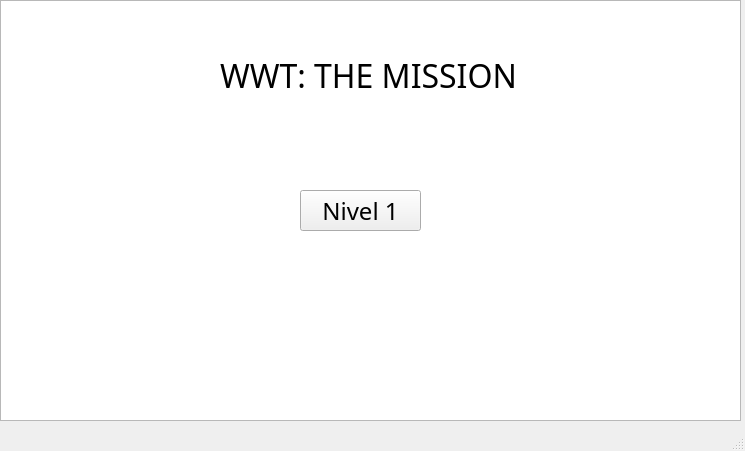
Before: the Qt Designer form Codigo/Final/mainwindow.ui in juanpablor69/Final.Info2, drawn with Qt 5.
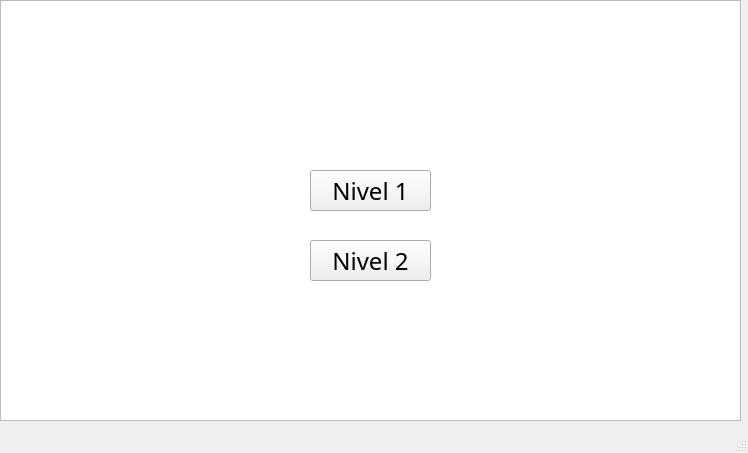
After: the same form once the commit is applied.

Patch:
```diff
--- a/Codigo/Final/mainwindow.ui
+++ b/Codigo/Final/mainwindow.ui
@@ -6,8 +6,8 @@
    <rect>
     <x>0</x>
     <y>0</y>
-    <width>745</width>
-    <height>451</height>
+    <width>748</width>
+    <height>453</height>
    </rect>
   </property>
   <property name="windowTitle">
@@ -27,8 +27,8 @@
    <widget class="QPushButton" name="nivel1">
     <property name="geometry">
      <rect>
-      <x>300</x>
-      <y>190</y>
+      <x>310</x>
+      <y>170</y>
       <width>121</width>
       <height>41</height>
      </rect>
@@ -52,6 +52,448 @@
       <height>71</height>
      </rect>
     </property>
+    <property name="palette">
+     <palette>
+      <active>
+       <colorrole role="WindowText">
+        <brush brushstyle="SolidPattern">
+         <color alpha="255">
+          <red>255</red>
+          <green>255</green>
+          <blue>255</blue>
+         </color>
+        </brush>
+       </colorrole>
+       <colorrole role="Button">
+        <brush brushstyle="SolidPattern">
+         <color alpha="255">
+          <red>0</red>
+          <green>0</green>
+          <blue>0</blue>
+         </color>
+        </brush>
+       </colorrole>
+       <colorrole role="Light">
+        <brush brushstyle="SolidPattern">
+         <color alpha="255">
+          <red>255</red>
+          <green>255</green>
+          <blue>255</blue>
+         </color>
+        </brush>
+       </colorrole>
+       <colorrole role="Midlight">
+        <brush brushstyle="SolidPattern">
+         <color alpha="255">
+          <red>255</red>
+          <green>255</green>
+          <blue>255</blue>
+         </color>
+        </brush>
+       </colorrole>
+       <colorrole role="Dark">
+        <brush brushstyle="SolidPattern">
+         <color alpha="255">
+          <red>127</red>
+          <green>127</green>
+          <blue>127</blue>
+         </color>
+        </brush>
+       </colorrole>
+       <colorrole role="Mid">
+        <brush brushstyle="SolidPattern">
+         <color alpha="255">
+          <red>170</red>
+          <green>170</green>
+          <blue>170</blue>
+         </color>
+        </brush>
+       </colorrole>
+       <colorrole role="Text">
+        <brush brushstyle="SolidPattern">
+         <color alpha="255">
+          <red>0</red>
+          <green>0</green>
+          <blue>0</blue>
+         </color>
+        </brush>
+       </colorrole>
+       <colorrole role="BrightText">
+        <brush brushstyle="SolidPattern">
+         <color alpha="255">
+          <red>255</red>
+          <green>255</green>
+          <blue>255</blue>
+         </color>
+        </brush>
+       </colorrole>
+       <colorrole role="ButtonText">
+        <brush brushstyle="SolidPattern">
+         <color alpha="255">
+          <red>0</red>
+          <green>0</green>
+          <blue>0</blue>
+         </color>
+        </brush>
+       </colorrole>
+       <colorrole role="Base">
+        <brush brushstyle="SolidPattern">
+         <color alpha="255">
+          <red>255</red>
+          <green>255</green>
+          <blue>255</blue>
+         </color>
+        </brush>
+       </colorrole>
+       <colorrole role="Window">
+        <brush brushstyle="SolidPattern">
+         <color alpha="255">
+          <red>255</red>
+          <green>255</green>
+          <blue>255</blue>
+         </color>
+        </brush>
+       </colorrole>
+       <colorrole role="Shadow">
+        <brush brushstyle="SolidPattern">
+         <color alpha="255">
+          <red>0</red>
+          <green>0</green>
+          <blue>0</blue>
+         </color>
+        </brush>
+       </colorrole>
+       <colorrole role="AlternateBase">
+        <brush brushstyle="SolidPattern">
+         <color alpha="255">
+          <red>255</red>
+          <green>255</green>
+          <blue>255</blue>
+         </color>
+        </brush>
+       </colorrole>
+       <colorrole role="ToolTipBase">
+        <brush brushstyle="SolidPattern">
+         <color alpha="255">
+          <red>255</red>
+          <green>255</green>
+          <blue>220</blue>
+         </color>
+        </brush>
+       </colorrole>
+       <colorrole role="ToolTipText">
+        <brush brushstyle="SolidPattern">
+         <color alpha="255">
+          <red>0</red>
+          <green>0</green>
+          <blue>0</blue>
+         </color>
+        </brush>
+       </colorrole>
+       <colorrole role="PlaceholderText">
+        <brush brushstyle="SolidPattern">
+         <color alpha="128">
+          <red>0</red>
+          <green>0</green>
+          <blue>0</blue>
+         </color>
+        </brush>
+       </colorrole>
+      </active>
+      <inactive>
+       <colorrole role="WindowText">
+        <brush brushstyle="SolidPattern">
+         <color alpha="255">
+          <red>255</red>
+          <green>255</green>
+          <blue>255</blue>
+         </color>
+        </brush>
+       </colorrole>
+       <colorrole role="Button">
+        <brush brushstyle="SolidPattern">
+         <color alpha="255">
+          <red>0</red>
+          <green>0</green>
+          <blue>0</blue>
+         </color>
+        </brush>
+       </colorrole>
+       <colorrole role="Light">
+        <brush brushstyle="SolidPattern">
+         <color alpha="255">
+          <red>255</red>
+          <green>255</green>
+          <blue>255</blue>
+         </color>
+        </brush>
+       </colorrole>
+       <colorrole role="Midlight">
+        <brush brushstyle="SolidPattern">
+         <color alpha="255">
+          <red>255</red>
+          <green>255</green>
+          <blue>255</blue>
+         </color>
+        </brush>
+       </colorrole>
+       <colorrole role="Dark">
+        <brush brushstyle="SolidPattern">
+         <color alpha="255">
+          <red>127</red>
+          <green>127</green>
+          <blue>127</blue>
+         </color>
+        </brush>
+       </colorrole>
+       <colorrole role="Mid">
+        <brush brushstyle="SolidPattern">
+         <color alpha="255">
+          <red>170</red>
+          <green>170</green>
+          <blue>170</blue>
+         </color>
+        </brush>
+       </colorrole>
+       <colorrole role="Text">
+        <brush brushstyle="SolidPattern">
+         <color alpha="255">
+          <red>0</red>
+          <green>0</green>
+          <blue>0</blue>
+         </color>
+        </brush>
+       </colorrole>
+       <colorrole role="BrightText">
+        <brush brushstyle="SolidPattern">
+         <color alpha="255">
+          <red>255</red>
+          <green>255</green>
+          <blue>255</blue>
+         </color>
+        </brush>
+       </colorrole>
+       <colorrole role="ButtonText">
+        <brush brushstyle="SolidPattern">
+         <color alpha="255">
+          <red>0</red>
+          <green>0</green>
+          <blue>0</blue>
+         </color>
+        </brush>
+       </colorrole>
+       <colorrole role="Base">
+        <brush brushstyle="SolidPattern">
+         <color alpha="255">
+          <red>255</red>
+          <green>255</green>
+          <blue>255</blue>
+         </color>
+        </brush>
+       </colorrole>
+       <colorrole role="Window">
+        <brush brushstyle="SolidPattern">
+         <color alpha="255">
+          <red>255</red>
+          <green>255</green>
+          <blue>255</blue>
+         </color>
+        </brush>
+       </colorrole>
+       <colorrole role="Shadow">
+        <brush brushstyle="SolidPattern">
+         <color alpha="255">
+          <red>0</red>
+          <green>0</green>
+          <blue>0</blue>
+         </color>
+        </brush>
+       </colorrole>
+       <colorrole role="AlternateBase">
+        <brush brushstyle="SolidPattern">
+         <color alpha="255">
+          <red>255</red>
+          <green>255</green>
+          <blue>255</blue>
+         </color>
+        </brush>
+       </colorrole>
+       <colorrole role="ToolTipBase">
+        <brush brushstyle="SolidPattern">
+         <color alpha="255">
+          <red>255</red>
+          <green>255</green>
+          <blue>220</blue>
+         </color>
+        </brush>
+       </colorrole>
+       <colorrole role="ToolTipText">
+        <brush brushstyle="SolidPattern">
+         <color alpha="255">
+          <red>0</red>
+          <green>0</green>
+          <blue>0</blue>
+         </color>
+        </brush>
+       </colorrole>
+       <colorrole role="PlaceholderText">
+        <brush brushstyle="SolidPattern">
+         <color alpha="128">
+          <red>0</red>
+          <green>0</green>
+          <blue>0</blue>
+         </color>
+        </brush>
+       </colorrole>
+      </inactive>
+      <disabled>
+       <colorrole role="WindowText">
+        <brush brushstyle="SolidPattern">
+         <color alpha="255">
+          <red>127</red>
+          <green>127</green>
+          <blue>127</blue>
+         </color>
+        </brush>
+       </colorrole>
+       <colorrole role="Button">
+        <brush brushstyle="SolidPattern">
+         <color alpha="255">
+          <red>0</red>
+          <green>0</green>
+          <blue>0</blue>
+         </color>
+        </brush>
+       </colorrole>
+       <colorrole role="Light">
+        <brush brushstyle="SolidPattern">
+         <color alpha="255">
+          <red>255</red>
+          <green>255</green>
+          <blue>255</blue>
+         </color>
+        </brush>
+       </colorrole>
+       <colorrole role="Midlight">
+        <brush brushstyle="SolidPattern">
+         <color alpha="255">
+          <red>255</red>
+          <green>255</green>
+          <blue>255</blue>
+         </color>
+        </brush>
+       </colorrole>
+       <colorrole role="Dark">
+        <brush brushstyle="SolidPattern">
+         <color alpha="255">
+          <red>127</red>
+          <green>127</green>
+          <blue>127</blue>
+         </color>
+        </brush>
+       </colorrole>
+       <colorrole role="Mid">
+        <brush brushstyle="SolidPattern">
+         <color alpha="255">
+          <red>170</red>
+          <green>170</green>
+          <blue>170</blue>
+         </color>
+        </brush>
+       </colorrole>
+       <colorrole role="Text">
+        <brush brushstyle="SolidPattern">
+         <color alpha="255">
+          <red>127</red>
+          <green>127</green>
+          <blue>127</blue>
+         </color>
+        </brush>
+       </colorrole>
+       <colorrole role="BrightText">
+        <brush brushstyle="SolidPattern">
+         <color alpha="255">
+          <red>255</red>
+          <green>255</green>
+          <blue>255</blue>
+         </color>
+        </brush>
+       </colorrole>
+       <colorrole role="ButtonText">
+        <brush brushstyle="SolidPattern">
+         <color alpha="255">
+          <red>127</red>
+          <green>127</green>
+          <blue>127</blue>
+         </color>
+        </brush>
+       </colorrole>
+       <colorrole role="Base">
+        <brush brushstyle="SolidPattern">
+         <color alpha="255">
+          <red>255</red>
+          <green>255</green>
+          <blue>255</blue>
+         </color>
+        </brush>
+       </colorrole>
+       <colorrole role="Window">
+        <brush brushstyle="SolidPattern">
+         <color alpha="255">
+          <red>255</red>
+          <green>255</green>
+          <blue>255</blue>
+         </color>
+        </brush>
+       </colorrole>
+       <colorrole role="Shadow">
+        <brush brushstyle="SolidPattern">
+         <color alpha="255">
+          <red>0</red>
+          <green>0</green>
+          <blue>0</blue>
+         </color>
+        </brush>
+       </colorrole>
+       <colorrole role="AlternateBase">
+        <brush brushstyle="SolidPattern">
+         <color alpha="255">
+          <red>255</red>
+          <green>255</green>
+          <blue>255</blue>
+         </color>
+        </brush>
+       </colorrole>
+       <colorrole role="ToolTipBase">
+        <brush brushstyle="SolidPattern">
+         <color alpha="255">
+          <red>255</red>
+          <green>255</green>
+          <blue>220</blue>
+         </color>
+        </brush>
+       </colorrole>
+       <colorrole role="ToolTipText">
+        <brush brushstyle="SolidPattern">
+         <color alpha="255">
+          <red>0</red>
+          <green>0</green>
+          <blue>0</blue>
+         </color>
+        </brush>
+       </colorrole>
+       <colorrole role="PlaceholderText">
+        <brush brushstyle="SolidPattern">
+         <color alpha="128">
+          <red>0</red>
+          <green>0</green>
+          <blue>0</blue>
+         </color>
+        </brush>
+       </colorrole>
+      </disabled>
+     </palette>
+    </property>
     <property name="font">
      <font>
       <family>Showcard Gothic</family>
@@ -68,6 +510,90 @@
      <string>WWT: THE MISSION</string>
     </property>
    </widget>
+   <widget class="QLabel" name="cronometro">
+    <property name="geometry">
+     <rect>
+      <x>680</x>
+      <y>380</y>
+      <width>51</width>
+      <height>21</height>
+     </rect>
+    </property>
+    <property name="palette">
+     <palette>
+      <active>
+       <colorrole role="WindowText">
+        <brush brushstyle="SolidPattern">
+         <color alpha="255">
+          <red>255</red>
+          <green>255</green>
+          <blue>255</blue>
+         </color>
+        </brush>
+       </colorrole>
+      </active>
+      <inactive>
+       <colorrole role="WindowText">
+        <brush brushstyle="SolidPattern">
+         <color alpha="255">
+          <red>255</red>
+          <green>255</green>
+          <blue>255</blue>
+         </color>
+        </brush>
+       </colorrole>
+      </inactive>
+      <disabled>
+       <colorrole role="WindowText">
+        <brush brushstyle="SolidPattern">
+         <color alpha="255">
+          <red>120</red>
+          <green>120</green>
+          <blue>120</blue>
+         </color>
+        </brush>
+       </colorrole>
+      </disabled>
+     </palette>
+    </property>
+    <property name="font">
+     <font>
+      <family>Showcard Gothic</family>
+      <pointsize>12</pointsize>
+     </font>
+    </property>
+    <property name="tabletTracking">
+     <bool>false</bool>
+    </property>
+    <property name="autoFillBackground">
+     <bool>false</bool>
+    </property>
+    <property name="text">
+     <string>0:00</string>
+    </property>
+   </widget>
+   <widget class="QPushButton" name="nivel2">
+    <property name="geometry">
+     <rect>
+      <x>310</x>
+      <y>240</y>
+      <width>121</width>
+      <height>41</height>
+     </rect>
+    </property>
+    <property name="font">
+     <font>
+      <family>Showcard Gothic</family>
+      <pointsize>18</pointsize>
+     </font>
+    </property>
+    <property name="cursor">
+     <cursorShape>ClosedHandCursor</cursorShape>
+    </property>
+    <property name="text">
+     <string>Nivel 2</string>
+    </property>
+   </widget>
   </widget>
   <widget class="QMenuBar" name="menubar">
    <property name="geometry">
```
Left out of the diff: 7 changed lines with no effect on the pictures.
